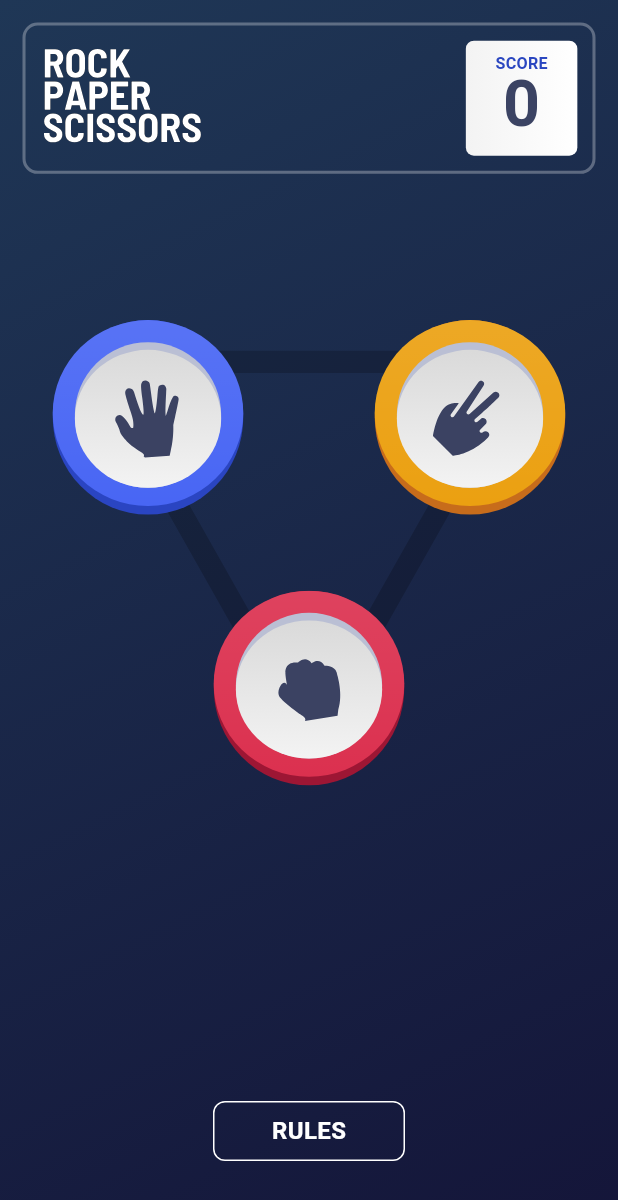
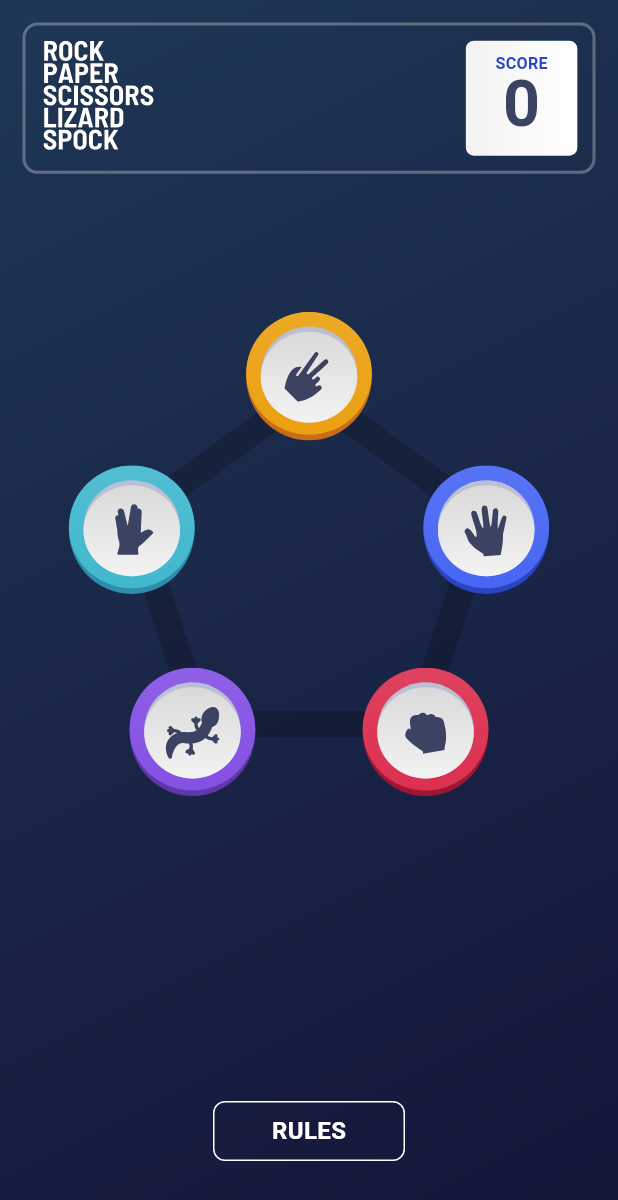
Before and after one commit to H11TM4N/whatsapp_clone, a Flutter app: the screen it shows after launch, on a phone screen of 412 x 824 dp. Shown: the top 1200 px of the screen. Run offline on Flutter 3.47's test engine with Material 3 defaults, Android fonts, the phone set to English and light mode, and no system bars; our stand-ins replace equatable, flutter_bloc, flutter_hooks, flutter_svg.

Commit message:
feat: implement bonus game functionality

```diff
--- a/lib/src/app.dart
+++ b/lib/src/app.dart
@@ -17,7 +17,7 @@ class MyApp extends StatelessWidget {
         BlocProvider(
           create: (context) => GameBloc(service: GameService())
             ..add(
-              SetGameType(isBonus: false),
+              SetGameType(isBonus: true),
             ),
         ),
       ],
--- a/lib/src/features/game/presentation/components/game_option_container.dart
+++ b/lib/src/features/game/presentation/components/game_option_container.dart
@@ -4,12 +4,12 @@ import 'package:rock_paper_scissors/src/shared/shared.dart';
 
 class GameOptionContainer extends HookWidget {
   final String icon;
-  final double size;
+  final double? size;
   final VoidCallback onTap;
   const GameOptionContainer({
     super.key,
     required this.icon,
-    this.size = 200,
+    this.size,
     required this.onTap,
   });
 
@@ -27,7 +27,7 @@ class GameOptionContainer extends HookWidget {
             ),
           )
         : Container(
-            padding: EdgeInsets.all(20),
+            padding: EdgeInsets.all(15),
             decoration: BoxDecoration(
               shape: BoxShape.circle,
               color: isHovering.value
@@ -42,8 +42,8 @@ class GameOptionContainer extends HookWidget {
                 onExit: (_) => isHovering.value = false,
                 child: SvgAsset(
                   path: icon,
-                  // height: size,
-                  // width: size,
+                  height: size,
+                  width: size,
                 ),
               ),
             ),
--- a/lib/src/features/game/presentation/screens/home_screen.dart
+++ b/lib/src/features/game/presentation/screens/home_screen.dart
@@ -25,7 +25,7 @@ class HomeScreen extends StatelessWidget {
               children: [
                 ScoreBoard(
                   score: state.score,
-                  isBonus: false,
+                  isBonus: state.isBonusGame,
                 ),
                 YBox(20),
                 if (state.playedRound) GameResult() else SelectOptionState(),
--- a/lib/src/features/game/presentation/screens/select_option.dart
+++ b/lib/src/features/game/presentation/screens/select_option.dart
@@ -22,12 +22,72 @@ class SelectOptionState extends StatelessWidget {
           fit: BoxFit.contain,
           child: Container(
             constraints: BoxConstraints(
-              maxWidth: 436,
-              maxHeight: 400,
+              maxWidth: 472,
+              maxHeight: state.isBonusGame ? 470 : 400,
             ),
             child: AspectRatio(
               aspectRatio: 436 / 400,
-              child: Stack(
+              child: state.isBonusGame
+                  ? _buildBonusSelectOption(pickMove)
+                  : _buildSelectOption(pickMove),
+            ),
+          ),
+        );
+      },
+    );
+  }
+
+  Widget _buildBonusSelectOption(void Function(String yourPick) pickMove) {
+    Widget buildTile(String name) {
+      return GameOptionContainer(
+        icon: nameToPath(name),
+        size: 110,
+        onTap: () => pickMove(name),
+      );
+    }
+
+    return Stack(
+      alignment: Alignment.center,
+      children: [
+        SvgAsset(
+          path: pentagon,
+          height: 300,
+        ),
+        Column(
+          mainAxisAlignment: MainAxisAlignment.spaceBetween,
+          children: [
+            buildTile(SCISSORS),
+            Transform.translate(
+              offset: Offset(0, -20),
+              child: Padding(
+                padding: const EdgeInsets.symmetric(horizontal: 20),
+                child: Row(
+                  mainAxisAlignment: MainAxisAlignment.spaceBetween,
+                  children: [
+                    buildTile(SPOCK),
+                    buildTile(PAPER),
+                  ],
+                ),
+              ),
+            ),
+            Padding(
+              padding: const EdgeInsets.symmetric(horizontal: 70),
+              child: Row(
+                mainAxisAlignment: MainAxisAlignment.spaceBetween,
+                children: [
+                  buildTile(LIZARD),
+                  buildTile(ROCK),
+                ],
+              ),
+            ),
+          ],
+        ),
+      ],
+    );
+  }
+
+  Widget _buildSelectOption(void Function(String yourPick) pickMove) {
+    return Stack(
       alignment: Alignment.center,
       children: [
         AspectRatio(
@@ -61,11 +121,6 @@ class SelectOptionState extends StatelessWidget {
           ],
         ),
       ],
-              ),
-            ),
-          ),
-        );
-      },
     );
   }
 }
--- a/lib/src/shared/utils/assets.dart
+++ b/lib/src/shared/utils/assets.dart
@@ -3,6 +3,7 @@ const String basePngPath = 'assets/pngs/';
 
 
 final String bgPentagon = 'bg-pentagon'.svg;
+final String pentagon = 'pentagon'.svg;
 final String bgTriangle = 'bg-triangle'.svg;
 final String iconClose = 'icon-close'.svg;
 final String iconLizard = 'icon-lizard'.svg;
```
Also changed, not shown: assets/svgs/pentagon.svg (added). Lines whose indentation alone changed are shown as unchanged.
